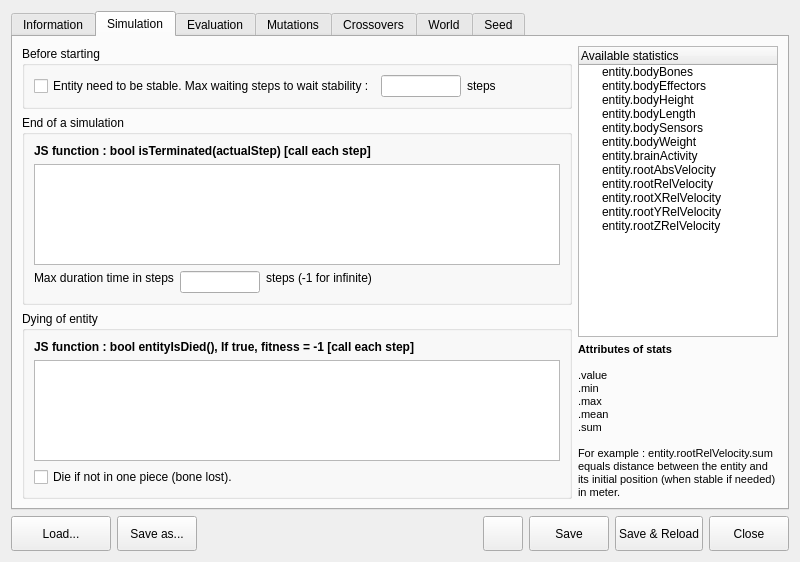
GeneCraft/GeneCraft-Project, file src/genelab/core/ui/widgets/experiments/experimentspropertiescontroller.ui: the form before one commit.
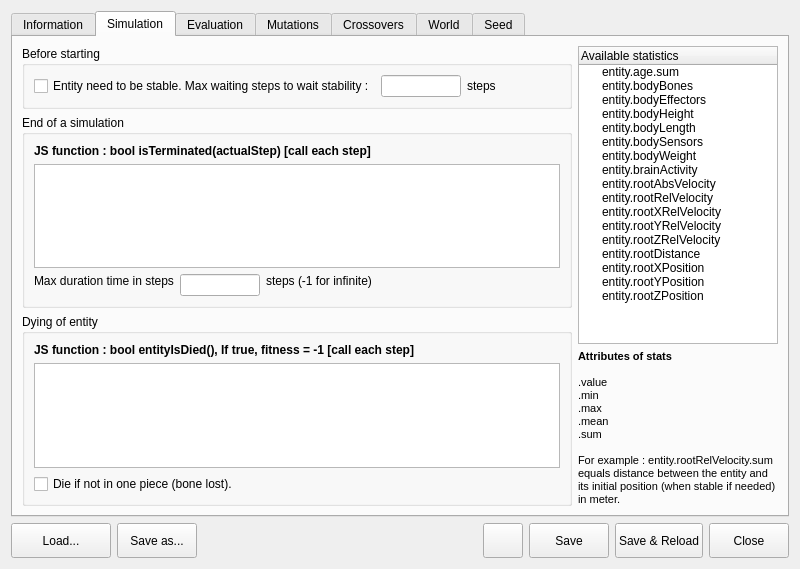
The form after the commit. The open tabs and pages were chosen to show the change. Icons and pictures are not drawn.

Commit message: positions statistics and age, UI updated

What changed in the file:
```diff
--- a/src/genelab/core/ui/widgets/experiments/experimentspropertiescontroller.ui
+++ b/src/genelab/core/ui/widgets/experiments/experimentspropertiescontroller.ui
@@ -7,7 +7,7 @@
     <x>0</x>
     <y>0</y>
     <width>800</width>
-    <height>562</height>
+    <height>569</height>
    </rect>
   </property>
   <property name="windowTitle">
@@ -342,6 +342,11 @@
            <string>Available statistics</string>
           </property>
          </column>
+         <item>
+          <property name="text">
+           <string>entity.age.sum</string>
+          </property>
+         </item>
          <item>
           <property name="text">
            <string>entity.bodyBones</string>
@@ -402,6 +407,26 @@
            <string>entity.rootZRelVelocity</string>
           </property>
          </item>
+         <item>
+          <property name="text">
+           <string>entity.rootDistance</string>
+          </property>
+         </item>
+         <item>
+          <property name="text">
+           <string>entity.rootXPosition</string>
+          </property>
+         </item>
+         <item>
+          <property name="text">
+           <string>entity.rootYPosition</string>
+          </property>
+         </item>
+         <item>
+          <property name="text">
+           <string>entity.rootZPosition</string>
+          </property>
+         </item>
         </widget>
        </item>
        <item row="2" column="0" rowspan="2">
```
Left out of the diff: 39 changed lines with no effect on the pictures. The commit also changes 2 other files.
